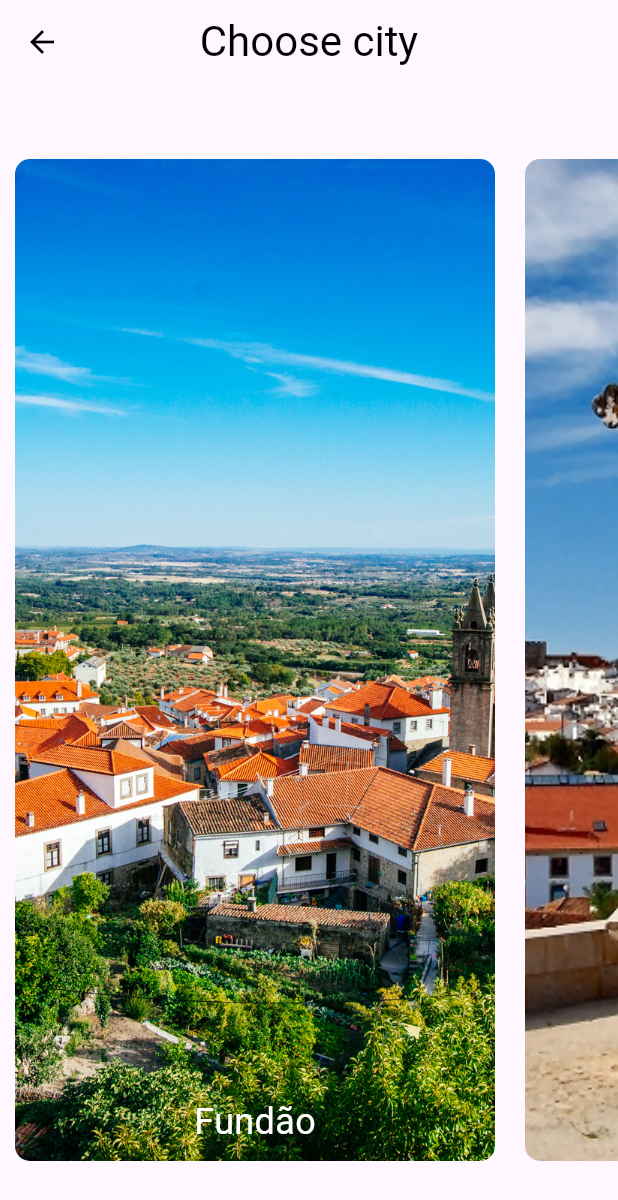
After one commit to WildKoala23/Softshares, a Flutter app: the ChooseCityPage screen opened by its route, on a phone screen of 412 x 824 dp. The commit adds this screen. Shown: the top 1200 px of the screen. Run offline on Flutter 3.47's test engine with Material 3 defaults, Android fonts, the phone set to English and light mode, and no system bars; our stand-ins replace table_calendar; missing offline and left inert: dev_icons; network calls fail.

Commit message:
added cities images and choose city

```diff
--- a/lib/Pages/MyProfile.dart
+++ b/lib/Pages/MyProfile.dart
@@ -63,7 +63,7 @@ class _MyHomePageState extends State<MyProfile> {
         ],
       ),
       drawer: myDrawer(
-        location: 'Viseu',
+
       ),
       bottomNavigationBar: const MyBottomBar(),
     );
--- a/lib/Pages/area.dart
+++ b/lib/Pages/area.dart
@@ -56,7 +56,6 @@ class _MyWidgetState extends State<Area> {
         ),
       ),
       drawer: myDrawer(
-        location: 'Viseu',
       ),
       bottomNavigationBar: const MyBottomBar(),
     );
--- /dev/null
+++ b/lib/Pages/chooseCityPage.dart
@@ -0,0 +1,73 @@
+import 'package:flutter/material.dart';
+
+class ChooseCityPage extends StatefulWidget {
+  const ChooseCityPage({super.key});
+
+  @override
+  State<ChooseCityPage> createState() => _ChooseCityPageState();
+}
+
+Map<String, String> cities = {
+  'Fundão': 'lib/images/Fundao.jpg',
+  'Portoalegre': 'lib/images/Portalegre.jpg',
+  'Tomar': 'lib/images/tomar.jpg',
+  'Vilareal': 'lib/images/vilareal.jpg',
+  'Viseu': 'lib/images/viseu.jpg'
+};
+
+class _ChooseCityPageState extends State<ChooseCityPage> {
+  late String city;
+  @override
+  Widget build(BuildContext context) {
+    return Scaffold(
+        appBar: AppBar(
+          title: const Text(
+            'Choose city',
+            style: TextStyle(fontSize: 28),
+          ),
+          centerTitle: true,
+        ),
+        body: ListView.builder(
+            scrollDirection: Axis.horizontal,
+            itemCount: cities.length,
+            itemBuilder: (context, index) {
+              var entry = cities.entries.elementAt(index);
+              var key = entry.key;
+              var value = entry.value;
+              return GestureDetector(
+                onTap: () {
+                  city = key;
+                  print('Choosen city: ${key}');
+                  Navigator.pop(context, {'city': key});
+                },
+                child: Padding(
+                  padding: EdgeInsets.fromLTRB(10, 50, 10, 50),
+                  child: cityCard(context, key, value),
+                ),
+              );
+            }));
+  }
+
+  Container cityCard(BuildContext context, String city, String imagePath) {
+    return Container(
+        width: 320,
+        decoration: BoxDecoration(
+          border: Border.all(color: Colors.transparent),
+          borderRadius: BorderRadius.all(Radius.circular(10)),
+          image: DecorationImage(
+            image: AssetImage(imagePath),
+            fit: BoxFit.cover,
+          ),
+        ),
+        child: Padding(
+          padding: const EdgeInsets.all(8.0),
+          child: Align(
+            alignment: Alignment.bottomCenter,
+            child: Text(
+              city,
+              style: TextStyle(fontSize: 24, color: Colors.white),
+            ),
+          ),
+        ));
+  }
+}
--- a/lib/Pages/editProfile.dart
+++ b/lib/Pages/editProfile.dart
@@ -57,7 +57,7 @@ class _EditProfileState extends State<EditProfile> {
     final colorScheme = Theme.of(context).colorScheme;
     return Scaffold(
       appBar: MyAppBar(iconR: const Icon(Icons.close), title: 'Edit Profile', rightCallback: closeCallback,),
-      drawer: myDrawer(location: 'Viseu'),
+      drawer: myDrawer(),
       bottomNavigationBar: MyBottomBar(),
       body: SingleChildScrollView(
         child: Column(
--- a/lib/Pages/homepage.dart
+++ b/lib/Pages/homepage.dart
@@ -43,7 +43,7 @@ class _MyHomePageState extends State<MyHomePage> {
         },
       )),
       drawer: myDrawer(
-        location: 'Viseu',
+
       ),
       bottomNavigationBar: const MyBottomBar(),
     );
--- a/lib/Pages/notifications.dart
+++ b/lib/Pages/notifications.dart
@@ -23,7 +23,6 @@ class _NotificationsState extends State<Notifications> {
         title: Text('Notifications'),
       ),
       drawer: myDrawer(
-        location: 'Viseu',
       ),
       body: Center(
         child: Text('To be implemented'),
--- a/lib/Pages/pointsOfInterest.dart
+++ b/lib/Pages/pointsOfInterest.dart
@@ -33,7 +33,7 @@ class _PointsOfInterestState extends State<PointsOfInterest> {
         iconR: const Icon(Icons.search),
         rightCallback: rightCallback,
       ),
-      drawer: myDrawer(location: 'Viseu'),
+      drawer: myDrawer(),
       body: Center(
           child: ListView.builder(
         itemCount: testPOICards.length,
--- a/lib/main.dart
+++ b/lib/main.dart
@@ -1,6 +1,7 @@
 import 'package:flutter/material.dart';
 import 'package:flutter/material.dart';
 import 'package:provider/provider.dart';
+import 'package:softshares/Pages/chooseCityPage.dart';
 import 'package:softshares/Pages/settings.dart';
 import 'Pages/classes/ThemeNotifier.dart';
 import 'Pages/homepage.dart';
@@ -64,6 +65,7 @@ class MyApp extends StatelessWidget {
           '/createCheckboxForm': (context) => customCheckboxForm(),
           '/notifications': (context) => Notifications(),
           '/settings': (context) => SettingsPage(),
+          '/chooseCity': (context) => ChooseCityPage(),
           '/test': (context) => test()
         };
 
--- a/pubspec.yaml
+++ b/pubspec.yaml
@@ -68,10 +68,8 @@ flutter:
   # the material Icons class.
   uses-material-design: true
 
-  # To add assets to your application, add an assets section, like this:
-  # assets:
-  #   - images/a_dot_burr.jpeg
-  #   - images/a_dot_ham.jpeg
+  assets:
+    - lib/images/
 
   # An image asset can refer to one or more resolution-specific "variants", see
   # https://flutter.dev/assets-and-images/#resolution-aware
```
Also changed, not shown: lib/Components/drawer.dart (+23 -9 lines), lib/Pages/calendar.dart (+7 -1 lines), lib/images/Fundao.jpg (added), lib/images/Portalegre.jpg (added), lib/images/tomar.jpg (added), lib/images/vilareal.jpg (added), lib/images/viseu.jpg (added).
